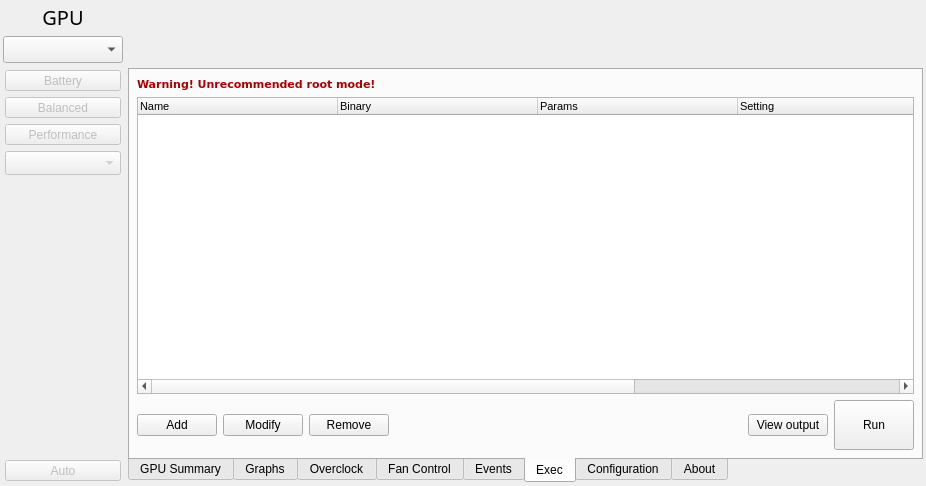
marazmista/radeon-profile, file radeon-profile/radeon_profile.ui: the form before one commit.
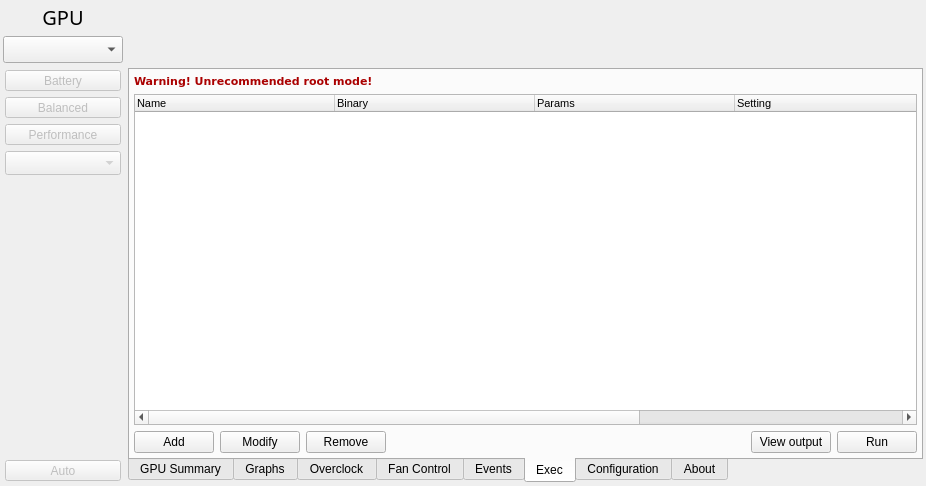
The form after the commit. The open tabs and pages were chosen to show the change. Icons and pictures are not drawn.

The edit to the form file:
```diff
--- a/radeon-profile/radeon_profile.ui
+++ b/radeon-profile/radeon_profile.ui
@@ -2316,16 +2316,16 @@
           <widget class="QWidget" name="page_profiles">
            <layout class="QVBoxLayout" name="verticalLayout_2">
             <property name="leftMargin">
-             <number>3</number>
+             <number>0</number>
             </property>
             <property name="topMargin">
-             <number>3</number>
+             <number>0</number>
             </property>
             <property name="rightMargin">
-             <number>3</number>
+             <number>0</number>
             </property>
             <property name="bottomMargin">
-             <number>3</number>
+             <number>0</number>
             </property>
             <item>
              <widget class="QLabel" name="label_rootWarrning">
@@ -2850,12 +2850,6 @@
               </item>
               <item>
                <widget class="QPushButton" name="btn_runExecProfile">
-                <property name="minimumSize">
-                 <size>
-                  <width>0</width>
-                  <height>50</height>
-                 </size>
-                </property>
                 <property name="text">
                  <string>Run</string>
                 </property>
```
Left out of the diff: 28 changed lines with no effect on the pictures.
